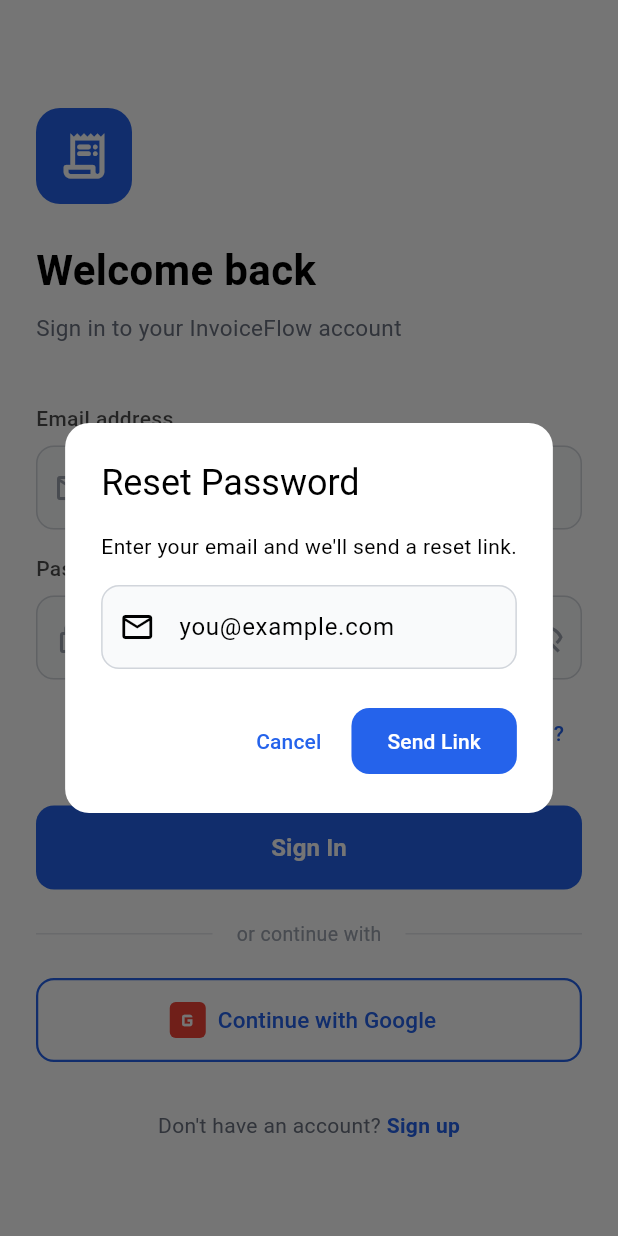
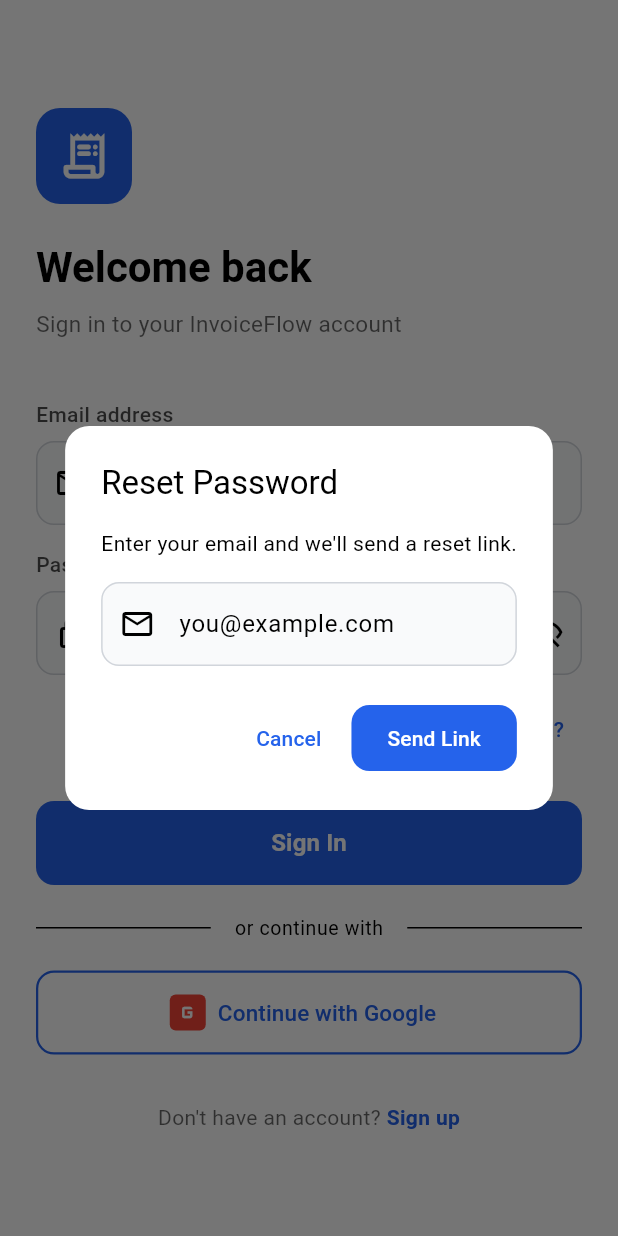
Before and after one commit to shahzadkhan1998/invvoice_app, a Flutter app: the LoginScreen screen opened by its route, after a tap on "Forgot password?", on a phone screen of 412 x 824 dp. Run offline on Flutter 3.47's test engine with Material 3 defaults, Android fonts, the phone set to English and light mode, and no system bars; our stand-ins replace cloud_firestore, firebase_analytics, firebase_auth, firebase_core, firebase_crashlytics, flutter_colorpicker and 14 more; accounts and stored records are empty.

Commit message:
Fix auth screens to follow light/dark theme via Theme tokens

```diff
--- a/lib/screens/auth/login_screen.dart
+++ b/lib/screens/auth/login_screen.dart
@@ -76,8 +76,11 @@
   @override
   Widget build(BuildContext context) {
     final l10n = AppLocalizations.of(context)!;
+    final theme = Theme.of(context);
+    final colorScheme = theme.colorScheme;
+    final textTheme = theme.textTheme;
     return Scaffold(
-      backgroundColor: AppColors.bgPrimary,
+      backgroundColor: theme.scaffoldBackgroundColor,
       body: SafeArea(
         child: SingleChildScrollView(
           padding: const EdgeInsets.all(24),
@@ -93,19 +96,19 @@
                   width: 64,
                   height: 64,
                   decoration: BoxDecoration(
-                    color: AppColors.primaryBlue,
+                    color: colorScheme.primary,
                     borderRadius: BorderRadius.circular(16),
                   ),
-                  child: const Icon(
+                  child: Icon(
                     Icons.receipt_long_rounded,
-                    color: Colors.white,
+                    color: colorScheme.onPrimary,
                     size: 36,
                   ),
                 ),
                 const SizedBox(height: 24),
                 Text(
                   l10n.loginHeading,
-                  style: const TextStyle(
+                  style: textTheme.headlineSmall?.copyWith(
                     fontSize: 28,
                     fontWeight: FontWeight.bold,
                   ),
@@ -113,9 +116,9 @@
                 const SizedBox(height: 8),
                 Text(
                   l10n.loginSubtitle,
-                  style: const TextStyle(
+                  style: textTheme.bodyMedium?.copyWith(
                     fontSize: 15,
-                    color: AppColors.gray500,
+                    color: textTheme.bodyMedium?.color?.withOpacity(0.6),
                   ),
                 ),
                 const SizedBox(height: 40),
@@ -129,8 +132,8 @@
                   textInputAction: TextInputAction.next,
                   decoration: InputDecoration(
                     hintText: l10n.loginEmailHint,
-                    prefixIcon: const Icon(Icons.email_outlined,
-                        color: AppColors.gray400),
+                    prefixIcon: Icon(Icons.email_outlined,
+                        color: textTheme.bodySmall?.color),
                   ),
                   validator: (v) {
                     if (v == null || v.isEmpty) return l10n.loginEmailRequired;
@@ -150,14 +153,14 @@
                   onFieldSubmitted: (_) => _signIn(),
                   decoration: InputDecoration(
                     hintText: l10n.loginPasswordHint,
-                    prefixIcon: const Icon(Icons.lock_outline,
-                        color: AppColors.gray400),
+                    prefixIcon: Icon(Icons.lock_outline,
+                        color: textTheme.bodySmall?.color),
                     suffixIcon: IconButton(
                       icon: Icon(
                         _obscurePassword
                             ? Icons.visibility_off_outlined
                             : Icons.visibility_outlined,
-                        color: AppColors.gray400,
+                        color: textTheme.bodySmall?.color,
                       ),
                       onPressed: () =>
                           setState(() => _obscurePassword = !_obscurePassword),
@@ -179,7 +182,7 @@
                     onPressed: () => _showForgotPassword(context),
                     child: Text(
                       l10n.loginForgotPassword,
-                      style: TextStyle(color: AppColors.primaryBlue),
+                      style: TextStyle(color: colorScheme.primary),
                     ),
                   ),
                 ),
@@ -210,16 +213,15 @@
                 // Divider
                 Row(
                   children: [
-                    const Expanded(child: Divider(color: AppColors.gray200)),
+                    Expanded(child: Divider(color: theme.dividerColor)),
                     Padding(
                       padding: const EdgeInsets.symmetric(horizontal: 16),
                       child: Text(
                         l10n.loginOrContinueWith,
-                        style: const TextStyle(
-                            fontSize: 13, color: AppColors.gray400),
+                        style: textTheme.bodySmall?.copyWith(fontSize: 13),
                       ),
                     ),
-                    const Expanded(child: Divider(color: AppColors.gray200)),
+                    Expanded(child: Divider(color: theme.dividerColor)),
                   ],
                 ),
                 const SizedBox(height: 20),
@@ -255,7 +257,8 @@
                   children: [
                     Text(
                       l10n.loginNoAccount,
-                      style: const TextStyle(color: AppColors.gray500),
+                      style: TextStyle(
+                          color: textTheme.bodyMedium?.color?.withOpacity(0.6)),
                     ),
                     GestureDetector(
                       onTap: () {
@@ -267,8 +270,8 @@
                       },
                       child: Text(
                         l10n.loginSignUp,
-                        style: const TextStyle(
-                          color: AppColors.primaryBlue,
+                        style: TextStyle(
+                          color: colorScheme.primary,
                           fontWeight: FontWeight.w600,
                         ),
                       ),
@@ -296,24 +299,29 @@
 
   void _showForgotPassword(BuildContext context) {
     final l10n = AppLocalizations.of(context)!;
+    final theme = Theme.of(context);
     final emailCtrl = TextEditingController();
     showDialog(
       context: context,
       builder: (ctx) => AlertDialog(
+        backgroundColor: theme.dialogBackgroundColor,
         shape: RoundedRectangleBorder(
             borderRadius: BorderRadius.circular(16)),
-        title: Text(l10n.loginResetPasswordTitle),
+        title: Text(l10n.loginResetPasswordTitle,
+            style: theme.textTheme.titleLarge),
         content: Column(
           mainAxisSize: MainAxisSize.min,
           children: [
-            Text(l10n.loginResetPasswordMessage),
+            Text(l10n.loginResetPasswordMessage,
+                style: theme.textTheme.bodyMedium),
             const SizedBox(height: 16),
             TextField(
               controller: emailCtrl,
               keyboardType: TextInputType.emailAddress,
               decoration: InputDecoration(
                 hintText: l10n.loginResetPasswordHint,
-                prefixIcon: const Icon(Icons.email_outlined),
+                prefixIcon: Icon(Icons.email_outlined,
+                    color: theme.textTheme.bodySmall?.color),
               ),
             ),
           ],
```
Also changed, not shown: lib/screens/auth/register_screen.dart (+24 -17 lines).
